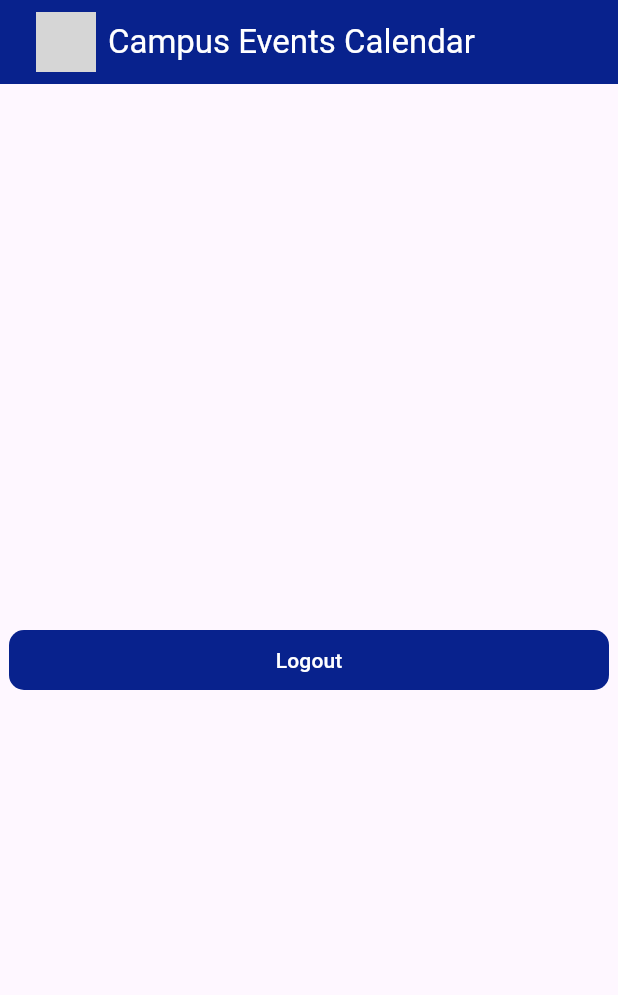
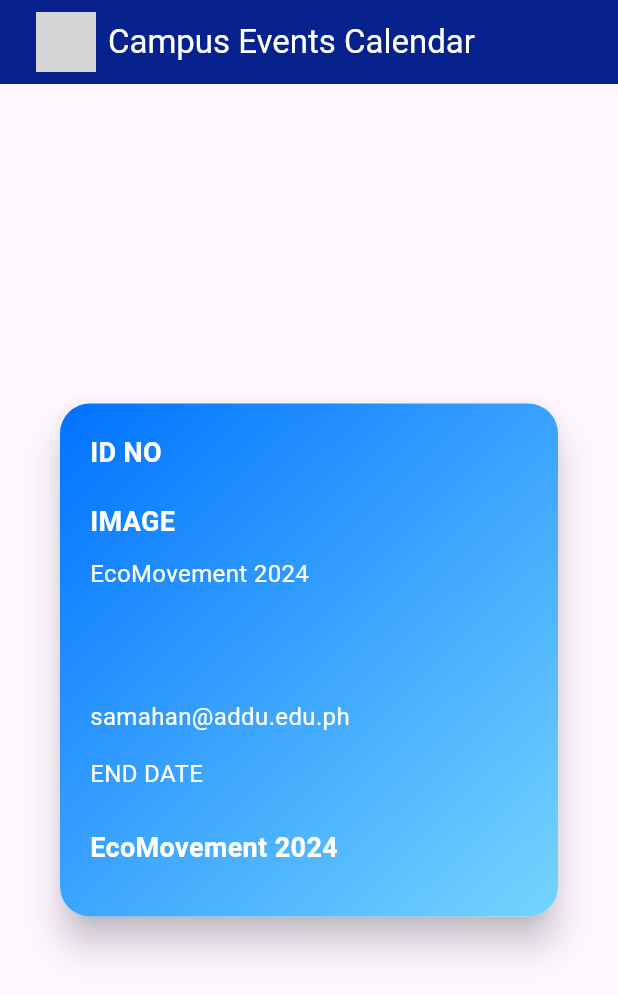
Before and after one commit to markasilum/t2024it5_campuseventscalendar_web, a Flutter app: the HomeScreen screen opened by its route, on a phone screen of 412 x 824 dp. Shown: the top 995 px of the screen. Run offline on Flutter 3.47's test engine with Material 3 defaults, Android fonts, the phone set to English and light mode, and no system bars; our stand-ins replace firebase_auth, firebase_core, google_sign_in; accounts and stored records are empty; network calls fail; grey boxes are pictures that could not be loaded.

Commit message:
CARD WITH DESIGN

```diff
--- a/lib/main.dart
+++ b/lib/main.dart
@@ -43,7 +43,7 @@ class MainApp extends StatelessWidget {
                 home: LoginScreen(),
                 routes: {
                   '/home': (context) => HomeScreen(),
-                  '/login': (context) => LoginScreen()
+                  '/login': (context) => LoginScreen(),
                 },
               ),
             );
--- a/lib/screens/homeScreen.dart
+++ b/lib/screens/homeScreen.dart
@@ -9,34 +9,113 @@ class HomeScreen extends StatelessWidget {
 
   @override
   Widget build(BuildContext context) {
-
     final signInProvider = Provider.of<SignInProvider>(context, listen: false);
 
       return Scaffold(
       appBar: AppBar(
-        backgroundColor:Color(0xFF08228D),
+        backgroundColor: Color(0xFF08228D),
         title: Header(),
         automaticallyImplyLeading: false, // Remove the back icon
-
       ),
       body: Center(
         child: Container(
+          width: 340,
+          height: 350,
+          child: Card(
+            elevation: 10,
+            shape: RoundedRectangleBorder(
+              borderRadius: BorderRadius.all(Radius.circular(20)),
+            ),
+            child: Container(
               decoration: BoxDecoration(
-              color: Color(0xFF08228D),
-              borderRadius: BorderRadius.all(Radius.circular(10))),
-          width: 400,
-          height: 40,
-          child: TextButton(
-              onPressed: () async {
-                await signInProvider.signOutGoogle(context);
-
-              },
-              child: Text(
-                "Logout",
+                borderRadius: BorderRadius.circular(20),
+                gradient: LinearGradient(
+                  colors: [
+                    const Color(0xFF0072ff),
+                    const Color(0xFF75d5fd),
+                  ],
+                  begin: Alignment.topLeft,
+                  end: Alignment.bottomRight,
+                  stops: [0.0, 1.0],
+                  tileMode: TileMode.clamp,
+                ),
+              ),
+              child: Column(
+                crossAxisAlignment: CrossAxisAlignment.start,
+                children: [
+                  Padding(
+                    padding: const EdgeInsets.all(20.0),
+                    child: Column(
+                      crossAxisAlignment: CrossAxisAlignment.start,
+                      children: [
+                        Text(
+                          "ID NO",
                           style: TextStyle(
                             color: Colors.white,
+                            fontSize: 18,
+                            fontWeight: FontWeight.bold,
                           ),
-              )),
+                        ),
+                        SizedBox(height: 20),
+                        Text(
+                          "IMAGE",
+                          style: TextStyle(
+                            color: Colors.white,
+                            fontSize: 18,
+                            fontWeight: FontWeight.bold,
+                          ),
+                        ),
+                        SizedBox(height: 10),
+                        Text(
+                          "EcoMovement 2024",
+                          style: TextStyle(
+                            color: Colors.white,
+                            fontSize: 16,
+                          ),
+                        ),
+                      ],
+                    ),
+                  ),
+                  Expanded(
+                    child: Padding(
+                      padding: const EdgeInsets.symmetric(horizontal: 20),
+                      child: Column(
+                        crossAxisAlignment: CrossAxisAlignment.start,
+                        mainAxisAlignment: MainAxisAlignment.center,
+                        children: [
+                          SizedBox(height: 20),
+                          Text(
+                            "samahan@addu.edu.ph",
+                            style: TextStyle(
+                              color: Colors.white,
+                              fontSize: 16,
+                            ),
+                          ),
+                          SizedBox(height: 15),
+                          Text(
+                            "END DATE",
+                            style: TextStyle(
+                              color: Colors.white,
+                              fontSize: 16,
+                            ),
+                          ),
+                          SizedBox(height: 25),
+                          Text(
+                            "EcoMovement 2024",
+                            style: TextStyle(
+                              color: Colors.white,
+                              fontSize: 18,
+                              fontWeight: FontWeight.bold,
+                            ),
+                          ),
+                        ],
+                      ),
+                    ),
+                  ),
+                ],
+              ),
+            ),
+          ),
         ),
       ),
     );
```
Also changed, not shown: lib/screens/Card.dart (added, +91 -0 lines). Lines whose indentation alone changed are shown as unchanged.
